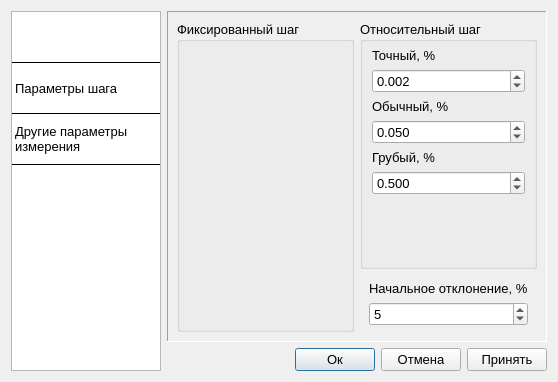
Old version of the form ui/settings_form.ui in the repository irsural/calibrator_pc.
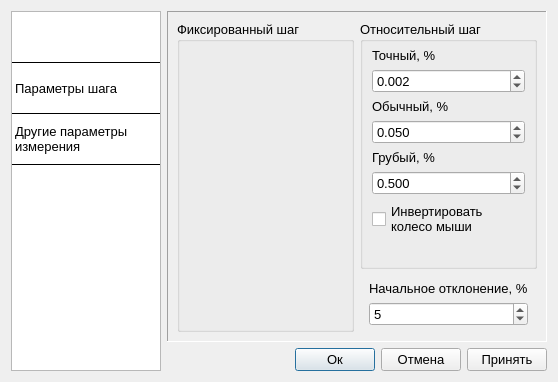
New version of the form.

Commit message: Добавил инверсию колеса мыши при скролле шага

Patch:
```diff
--- a/ui/settings_form.ui
+++ b/ui/settings_form.ui
@@ -260,6 +260,14 @@
                    </property>
                   </widget>
                  </item>
+                 <item>
+                  <widget class="QCheckBox" name="mouse_inversion_checkbox">
+                   <property name="text">
+                    <string>Инвертировать
+колесо мыши</string>
+                   </property>
+                  </widget>
+                 </item>
                  <item>
                   <spacer name="verticalSpacer">
                    <property name="orientation">
```
The commit also changes 6 other files.
